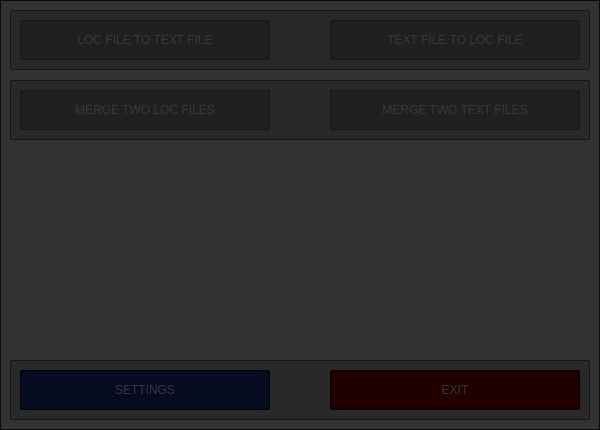
The window that src/Forms/MainWindow.ui (psv-git/BDOLang) describes before a commit, drawn with Qt 5.
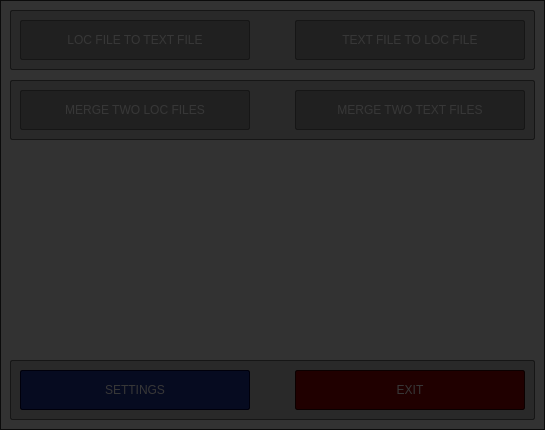
The same window after the commit.

The edit to the form file:
```diff
--- a/src/Forms/MainWindow.ui
+++ b/src/Forms/MainWindow.ui
@@ -6,22 +6,10 @@
    <rect>
     <x>0</x>
     <y>0</y>
-    <width>600</width>
+    <width>545</width>
     <height>430</height>
    </rect>
   </property>
-  <property name="minimumSize">
-   <size>
-    <width>600</width>
-    <height>430</height>
-   </size>
-  </property>
-  <property name="maximumSize">
-   <size>
-    <width>600</width>
-    <height>430</height>
-   </size>
-  </property>
   <property name="contextMenuPolicy">
    <enum>Qt::NoContextMenu</enum>
   </property>
@@ -45,7 +33,7 @@
      <rect>
       <x>10</x>
       <y>360</y>
-      <width>580</width>
+      <width>525</width>
       <height>60</height>
      </rect>
     </property>
@@ -74,7 +62,7 @@
       <rect>
        <x>10</x>
        <y>10</y>
-       <width>250</width>
+       <width>230</width>
        <height>40</height>
       </rect>
      </property>
@@ -117,9 +105,9 @@
      </property>
      <property name="geometry">
       <rect>
-       <x>320</x>
+       <x>285</x>
        <y>10</y>
-       <width>250</width>
+       <width>230</width>
        <height>40</height>
       </rect>
      </property>
@@ -159,7 +147,7 @@
      <rect>
       <x>10</x>
       <y>10</y>
-      <width>580</width>
+      <width>525</width>
       <height>60</height>
      </rect>
     </property>
@@ -188,7 +176,7 @@
       <rect>
        <x>10</x>
        <y>10</y>
-       <width>250</width>
+       <width>230</width>
        <height>40</height>
       </rect>
      </property>
@@ -225,9 +213,9 @@
     <widget class="QPushButton" name="ttbButton">
      <property name="geometry">
       <rect>
-       <x>320</x>
+       <x>285</x>
        <y>10</y>
-       <width>250</width>
+       <width>230</width>
        <height>40</height>
       </rect>
      </property>
@@ -267,7 +255,7 @@
      <rect>
       <x>10</x>
       <y>80</y>
-      <width>580</width>
+      <width>525</width>
       <height>60</height>
      </rect>
     </property>
@@ -296,7 +284,7 @@
       <rect>
        <x>10</x>
        <y>10</y>
-       <width>250</width>
+       <width>230</width>
        <height>40</height>
       </rect>
      </property>
@@ -336,9 +324,9 @@
      </property>
      <property name="geometry">
       <rect>
-       <x>320</x>
+       <x>285</x>
        <y>10</y>
-       <width>250</width>
+       <width>230</width>
        <height>40</height>
       </rect>
      </property>
@@ -381,22 +369,10 @@
      <rect>
       <x>0</x>
       <y>0</y>
-      <width>600</width>
+      <width>545</width>
       <height>430</height>
      </rect>
     </property>
-    <property name="minimumSize">
-     <size>
-      <width>600</width>
-      <height>430</height>
-     </size>
-    </property>
-    <property name="maximumSize">
-     <size>
-      <width>600</width>
-      <height>430</height>
-     </size>
-    </property>
     <property name="contextMenuPolicy">
      <enum>Qt::NoContextMenu</enum>
     </property>
```
